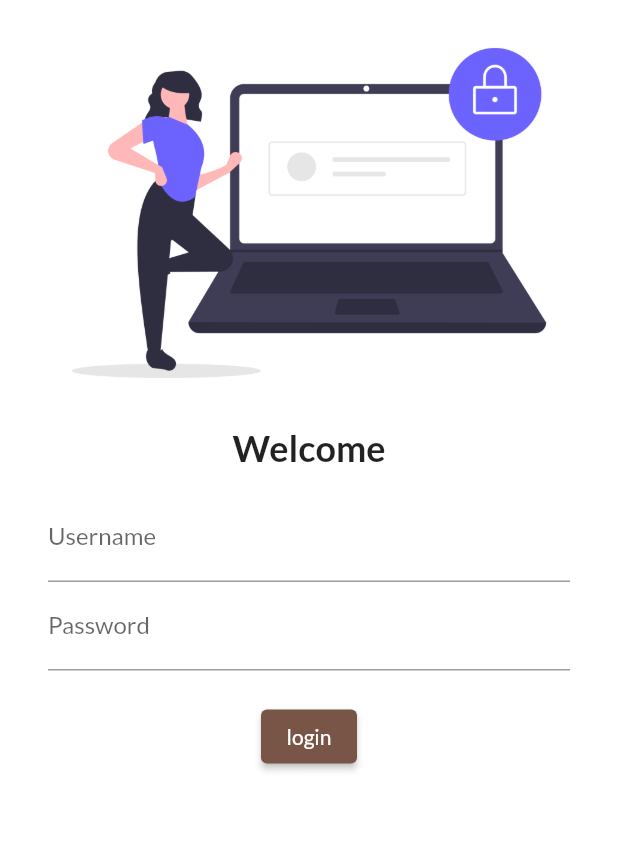
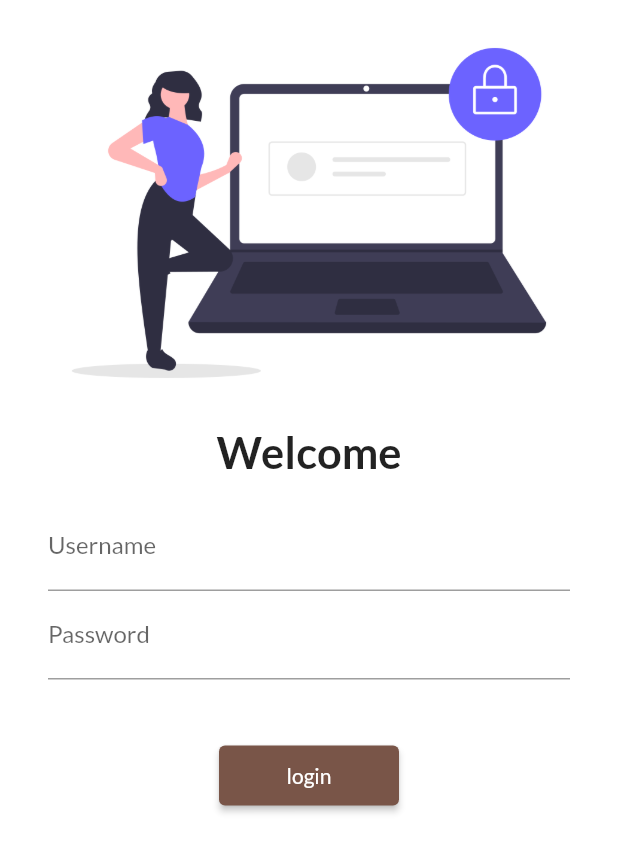
Before and after one commit to Pratham7122001/jusy-beginning, a Flutter app: the screen it shows after launch, on a phone screen of 412 x 824 dp. Shown: the top 852 px of the screen. Run offline on Flutter 3.47's test engine with Material 2 defaults, Android fonts, the phone set to English and light mode, and no system bars; our stand-ins replace google_fonts.

Commit message:
Day5 completed

```diff
--- a/lib/main.dart
+++ b/lib/main.dart
@@ -1,10 +1,9 @@
 import 'package:classic/pages/login_page.dart';
+import 'package:classic/utilities/routes.dart';
 import 'package:flutter/material.dart';
 import 'package:google_fonts/google_fonts.dart';
 
-
 import 'pages/home_page.dart';
-
 
 void main() {
   runApp(Myapp()); //as Myapp doesnot exist so create  statelesswidget
@@ -20,17 +19,22 @@ class Myapp extends StatelessWidget {
       themeMode: ThemeMode
           .light, //if light ke jagah dark use karunga toh colors koi bhi dalo loi farak nahi padega
       theme: ThemeData(
-        primarySwatch: Colors.brown,
-        fontFamily: GoogleFonts.lato().fontFamily,//lato doge toh niche latotexttheme hi deni padegi
-        primaryTextTheme: GoogleFonts.latoTextTheme() //isse kuch jyada changes nahi aare so use fontfamily
-        ),
+          primarySwatch: Colors.brown,
+          fontFamily: GoogleFonts.lato()
+              .fontFamily, //lato doge toh niche latotexttheme hi deni padegi
+          primaryTextTheme: GoogleFonts
+              .latoTextTheme() //isse kuch jyada changes nahi aare so use fontfamily
+          ),
+          debugShowCheckedModeBanner: false,//to remove debug wala print in the corner
       darkTheme: ThemeData(brightness: Brightness.dark),
-      //initialRoute: "/home",
+      initialRoute: "/",
       routes: {
-        "/":(context)=>home_page(),//error aayega bcoz in line 15 pehl se hi home define kiya hai and again in this line / use kiya jiska meaning hi home ke route karna hai so either line 15 rakho ya line 22
-        "/":(context)=>login_page(),
-        "/login":(context)=>login_page(),
-
+        "/": (context) => login_page(),
+        MyRoutes.loginRoute: (context) => login_page(),
+        MyRoutes.homeRoute: (context) =>
+            home_page(), //error aayega bcoz in line 20 pehl se hi home define kiya hai and again in this line / use kiya jiska meaning hi home ke route karna hai so either line 15 rakho ya line 22
+        //MyRoutes.loginRoute:(context)=>login_page(),
+        //login se home page jayega jab login pe cick karega
       },
     );
   }
--- a/lib/pages/login_page.dart
+++ b/lib/pages/login_page.dart
@@ -1,4 +1,8 @@
+// ignore_for_file: prefer_const_constructors
+
+import 'package:classic/utilities/routes.dart';
 import 'package:flutter/material.dart';
+import 'package:classic/utilities/routes.dart';
 
 class login_page extends StatelessWidget {
   const login_page({super.key});
@@ -7,22 +11,27 @@ class login_page extends StatelessWidget {
   Widget build(BuildContext context) {
     return Material(
         color: Colors.white,
+        child: SingleChildScrollView(
+          //to add scrolling and to check make changes in height
           child: Column(
             children: [
               Image.asset(
                 "assets/images/undraw_secure_login_pdn4.png",
                 fit: BoxFit.cover,
               ),
+
               Text(
                 "Welcome",
-              style: TextStyle(fontSize: 24, fontWeight: FontWeight.bold),
+
+                style: TextStyle(fontSize: 29, fontWeight: FontWeight.bold),
               ),
               Padding(
-              padding:
-                  const EdgeInsets.symmetric(vertical: 16.0, horizontal: 32.0),
+                padding: const EdgeInsets.symmetric(
+                    vertical: 16.0, horizontal: 32.0),
                 child: Column(
                   children: [
                     TextFormField(
+
                       decoration: InputDecoration(
                         hintText: "Enter Username",
                         labelText: "Username",
@@ -30,23 +39,28 @@ class login_page extends StatelessWidget {
                     ),
                     TextFormField(
                       obscureText: true,
+
                       decoration: InputDecoration(
                         hintText: "Enter Password",
                         labelText: "Password",
                       ),
                     ),
+
                     SizedBox(
-                    height: 20.0,
+                      height: 40.0,
                     ),
                     ElevatedButton(
                       onPressed: () {
-                        print("Toh kaise hai aap log");
+                        Navigator.pushNamed(context, MyRoutes.homeRoute);//ek page se dusre page pe jana
                       },
-                      child: Text("login"))
+                      child: Text("login"),
+                      style: TextButton.styleFrom(minimumSize: Size(120, 40)),
+                    )
                   ],
                 ),
               )
             ],
+          ),
         ));
   }
 }
--- /dev/null
+++ b/lib/utilities/routes.dart
@@ -0,0 +1,4 @@
+class MyRoutes {
+  static String loginRoute = "/login";
+  static String homeRoute = "/login";
+}
```
Also changed, not shown: 1 other file. Lines whose indentation alone changed are shown as unchanged.
